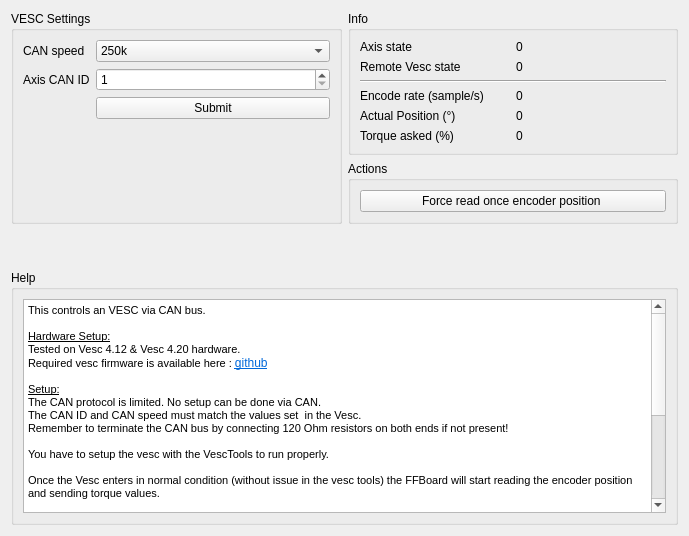
Qt form res/vesc.ui (Ultrawipf/OpenFFBoard-configurator) before a commit.
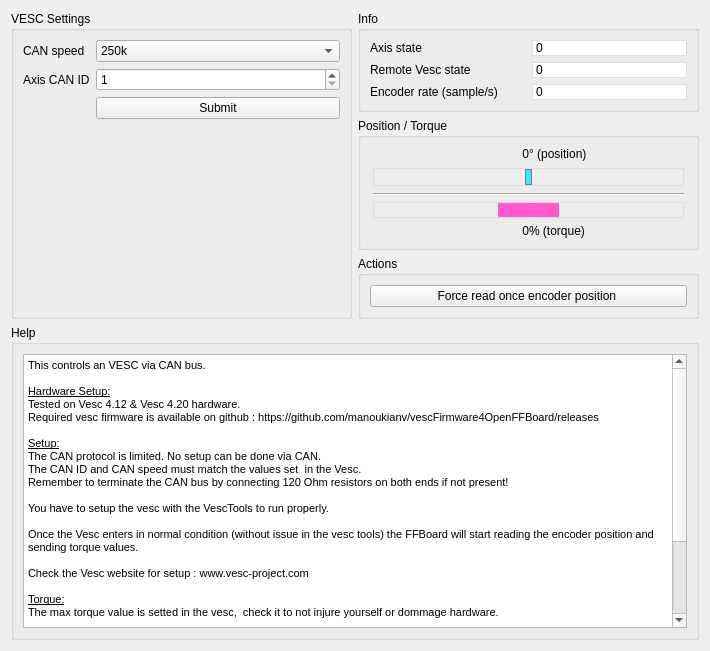
The same form after that commit.

Commit message: Add bar status

```diff
--- a/res/vesc.ui
+++ b/res/vesc.ui
@@ -6,120 +6,96 @@
    <rect>
     <x>0</x>
     <y>0</y>
-    <width>689</width>
-    <height>536</height>
+    <width>710</width>
+    <height>651</height>
    </rect>
   </property>
   <property name="windowTitle">
    <string>Form</string>
   </property>
   <layout class="QGridLayout" name="gridLayout">
-   <item row="0" column="1">
-    <widget class="QGroupBox" name="groupBox_2">
+   <item row="0" column="0" rowspan="3">
+    <widget class="QGroupBox" name="groupBox">
      <property name="sizePolicy">
-      <sizepolicy hsizetype="Preferred" vsizetype="Preferred">
-       <horstretch>2</horstretch>
+      <sizepolicy hsizetype="Preferred" vsizetype="Minimum">
+       <horstretch>0</horstretch>
        <verstretch>0</verstretch>
       </sizepolicy>
      </property>
      <property name="title">
-      <string>Info</string>
+      <string>VESC Settings</string>
      </property>
-     <layout class="QGridLayout" name="gridLayout_2">
-      <item row="6" column="0" colspan="2">
-       <widget class="Line" name="line">
+     <layout class="QFormLayout" name="formLayout">
+      <item row="0" column="0">
+       <widget class="QLabel" name="label_2">
+        <property name="text">
+         <string>CAN speed</string>
+        </property>
+       </widget>
+      </item>
+      <item row="0" column="1">
+       <widget class="QComboBox" name="comboBox_baud">
+        <item>
+         <property name="text">
+          <string>250k</string>
+         </property>
+        </item>
+        <item>
+         <property name="text">
+          <string>500k</string>
+         </property>
+        </item>
+        <item>
+         <property name="text">
+          <string>1000k</string>
+         </property>
+        </item>
+       </widget>
+      </item>
+      <item row="1" column="0">
+       <widget class="QLabel" name="label_5">
+        <property name="text">
+         <string>Axis CAN ID</string>
+        </property>
+       </widget>
+      </item>
+      <item row="1" column="1">
+       <widget class="QSpinBox" name="spinBox_id">
+        <property name="minimum">
+         <number>1</number>
+        </property>
+        <property name="maximum">
+         <number>254</number>
+        </property>
+        <property name="singleStep">
+         <number>1</number>
+        </property>
+       </widget>
+      </item>
+      <item row="3" column="0">
+       <spacer name="horizontalSpacer">
         <property name="orientation">
          <enum>Qt::Horizontal</enum>
         </property>
-       </widget>
-      </item>
-      <item row="3" column="0">
-       <widget class="QLabel" name="label_3">
-        <property name="text">
-         <string>Remote Vesc state</string>
+        <property name="sizeHint" stdset="0">
+         <size>
+          <width>40</width>
+          <height>20</height>
+         </size>
         </property>
-       </widget>
+       </spacer>
       </item>
       <item row="3" column="1">
-       <widget class="QLabel" name="label_errors">
+       <widget class="QPushButton" name="pushButton_apply">
         <property name="text">
-         <string>0</string>
-        </property>
-       </widget>
-      </item>
-      <item row="11" column="1">
-       <widget class="QLabel" name="label_torque">
-        <property name="text">
-         <string>0</string>
-        </property>
-       </widget>
-      </item>
-      <item row="9" column="0">
-       <widget class="QLabel" name="label_6">
-        <property name="text">
-         <string>Encode rate (sample/s)</string>
-        </property>
-       </widget>
-      </item>
-      <item row="2" column="0">
-       <widget class="QLabel" name="label_4">
-        <property name="text">
-         <string>Axis state</string>
-        </property>
-       </widget>
-      </item>
-      <item row="9" column="1">
-       <widget class="QLabel" name="label_encoder_rate">
-        <property name="text">
-         <string>0</string>
-        </property>
-       </widget>
-      </item>
-      <item row="10" column="1">
-       <widget class="QLabel" name="label_pos">
-        <property name="text">
-         <string>0</string>
-        </property>
-       </widget>
-      </item>
-      <item row="11" column="0">
-       <widget class="QLabel" name="label_8">
-        <property name="text">
-         <string>Torque asked (%)</string>
-        </property>
-       </widget>
-      </item>
-      <item row="2" column="1">
-       <widget class="QLabel" name="label_state">
-        <property name="text">
-         <string>0</string>
-        </property>
-       </widget>
-      </item>
-      <item row="10" column="0">
-       <widget class="QLabel" name="label_7">
-        <property name="text">
-         <string>Actual Position (°)</string>
+         <string>Submit</string>
         </property>
        </widget>
       </item>
      </layout>
     </widget>
    </item>
-   <item row="2" column="0" colspan="2">
-    <spacer name="verticalSpacer_2">
-     <property name="orientation">
-      <enum>Qt::Vertical</enum>
-     </property>
-     <property name="sizeHint" stdset="0">
-      <size>
-       <width>20</width>
-       <height>40</height>
-      </size>
-     </property>
-    </spacer>
-   </item>
-   <item row="3" column="1">
+   <item row="4" column="1">
     <spacer name="verticalSpacer">
      <property name="orientation">
       <enum>Qt::Vertical</enum>
@@ -132,7 +108,7 @@
      </property>
     </spacer>
    </item>
-   <item row="5" column="0" colspan="2">
+   <item row="6" column="0" colspan="2">
     <widget class="QGroupBox" name="groupBox_3">
      <property name="sizePolicy">
       <sizepolicy hsizetype="Preferred" vsizetype="Preferred">
@@ -155,7 +131,7 @@
 &lt;p style=&quot;-qt-paragraph-type:empty; margin-top:0px; margin-bottom:0px; margin-left:0px; margin-right:0px; -qt-block-indent:0; text-indent:0px; font-family:'MS Shell Dlg 2'; font-size:8.25pt;&quot;&gt;&lt;br /&gt;&lt;/p&gt;
 &lt;p style=&quot; margin-top:0px; margin-bottom:0px; margin-left:0px; margin-right:0px; -qt-block-indent:0; text-indent:0px;&quot;&gt;&lt;span style=&quot; font-family:'MS Shell Dlg 2'; font-size:8.25pt; text-decoration: underline;&quot;&gt;Hardware Setup:&lt;/span&gt;&lt;/p&gt;
 &lt;p style=&quot; margin-top:0px; margin-bottom:0px; margin-left:0px; margin-right:0px; -qt-block-indent:0; text-indent:0px;&quot;&gt;&lt;span style=&quot; font-family:'MS Shell Dlg 2'; font-size:8.25pt;&quot;&gt;Tested on Vesc 4.12 &amp;amp; Vesc 4.20 hardware.&lt;/span&gt;&lt;/p&gt;
-&lt;p style=&quot; margin-top:0px; margin-bottom:0px; margin-left:0px; margin-right:0px; -qt-block-indent:0; text-indent:0px;&quot;&gt;&lt;span style=&quot; font-family:'MS Shell Dlg 2'; font-size:8.25pt;&quot;&gt;Required vesc firmware is available here : &lt;/span&gt;&lt;a href=&quot;https://github.com/manoukianv/vescFirmware4OpenFFBoard&quot;&gt;&lt;span style=&quot; font-size:9pt; text-decoration: underline; color:#0068da;&quot;&gt;github&lt;/span&gt;&lt;/a&gt;&lt;/p&gt;
+&lt;p style=&quot; margin-top:0px; margin-bottom:0px; margin-left:0px; margin-right:0px; -qt-block-indent:0; text-indent:0px;&quot;&gt;&lt;span style=&quot; font-family:'MS Shell Dlg 2'; font-size:8.25pt;&quot;&gt;Required vesc firmware is available on github : https://github.com/manoukianv/vescFirmware4OpenFFBoard/releases&lt;/span&gt;&lt;/p&gt;
 &lt;p style=&quot;-qt-paragraph-type:empty; margin-top:0px; margin-bottom:0px; margin-left:0px; margin-right:0px; -qt-block-indent:0; text-indent:0px; font-family:'MS Shell Dlg 2'; font-size:8.25pt;&quot;&gt;&lt;br /&gt;&lt;/p&gt;
 &lt;p style=&quot; margin-top:0px; margin-bottom:0px; margin-left:0px; margin-right:0px; -qt-block-indent:0; text-indent:0px;&quot;&gt;&lt;span style=&quot; font-family:'MS Shell Dlg 2'; font-size:8.25pt; text-decoration: underline;&quot;&gt;Setup:&lt;/span&gt;&lt;/p&gt;
 &lt;p style=&quot; margin-top:0px; margin-bottom:0px; margin-left:0px; margin-right:0px; -qt-block-indent:0; text-indent:0px;&quot;&gt;&lt;span style=&quot; font-family:'MS Shell Dlg 2'; font-size:8.25pt;&quot;&gt;The CAN protocol is limited. No setup can be done via CAN.&lt;/span&gt;&lt;/p&gt;
@@ -185,7 +161,82 @@
      </layout>
     </widget>
    </item>
-   <item row="1" column="1">
+   <item row="0" column="1">
+    <widget class="QGroupBox" name="groupBox_2">
+     <property name="sizePolicy">
+      <sizepolicy hsizetype="Preferred" vsizetype="Preferred">
+       <horstretch>2</horstretch>
+       <verstretch>0</verstretch>
+      </sizepolicy>
+     </property>
+     <property name="title">
+      <string>Info</string>
+     </property>
+     <layout class="QGridLayout" name="gridLayout_2">
+      <item row="3" column="0">
+       <widget class="QLabel" name="label_3">
+        <property name="text">
+         <string>Remote Vesc state</string>
+        </property>
+       </widget>
+      </item>
+      <item row="2" column="0">
+       <widget class="QLabel" name="label_4">
+        <property name="text">
+         <string>Axis state</string>
+        </property>
+       </widget>
+      </item>
+      <item row="2" column="1">
+       <widget class="QLabel" name="label_state">
+        <property name="styleSheet">
+         <string notr="true">QLabel {
+	background : #FFFFFF;
+	border: 1px solid #DDDDDD;
+}</string>
+        </property>
+        <property name="text">
+         <string>0</string>
+        </property>
+       </widget>
+      </item>
+      <item row="8" column="1">
+       <widget class="QLabel" name="label_encoder_rate">
+        <property name="styleSheet">
+         <string notr="true">QLabel {
+	background : #FFFFFF;
+	border: 1px solid #DDDDDD;
+}</string>
+        </property>
+        <property name="text">
+         <string>0</string>
+        </property>
+       </widget>
+      </item>
+      <item row="3" column="1">
+       <widget class="QLabel" name="label_errors">
+        <property name="styleSheet">
+         <string notr="true">QLabel {
+	background : #FFFFFF;
+	border: 1px solid #DDDDDD;
+}</string>
+        </property>
+        <property name="text">
+         <string>0</string>
+        </property>
+       </widget>
+      </item>
+      <item row="8" column="0">
+       <widget class="QLabel" name="label_6">
+        <property name="text">
+         <string>Encoder rate (sample/s)</string>
+        </property>
+       </widget>
+      </item>
+     </layout>
+    </widget>
+   </item>
+   <item row="2" column="1">
     <widget class="QGroupBox" name="groupBox_4">
      <property name="title">
       <string>Actions</string>
@@ -201,81 +252,190 @@
      </layout>
     </widget>
    </item>
-   <item row="0" column="0" rowspan="2">
-    <widget class="QGroupBox" name="groupBox">
-     <property name="sizePolicy">
-      <sizepolicy hsizetype="Preferred" vsizetype="Minimum">
-       <horstretch>0</horstretch>
-       <verstretch>0</verstretch>
-      </sizepolicy>
+   <item row="1" column="1">
+    <widget class="QGroupBox" name="groupBox_5">
+     <property name="minimumSize">
+      <size>
+       <width>0</width>
+       <height>100</height>
+      </size>
      </property>
      <property name="title">
-      <string>VESC Settings</string>
+      <string>Position / Torque</string>
      </property>
-     <layout class="QFormLayout" name="formLayout">
-      <item row="0" column="0">
-       <widget class="QLabel" name="label_2">
-        <property name="text">
-         <string>CAN speed</string>
+     <layout class="QGridLayout" name="gridLayout_4">
+      <property name="leftMargin">
+       <number>12</number>
+      </property>
+      <property name="rightMargin">
+       <number>12</number>
+      </property>
+      <property name="horizontalSpacing">
+       <number>0</number>
+      </property>
+      <item row="1" column="0" colspan="2">
+       <widget class="QSlider" name="horizontalSlider_pos">
+        <property name="enabled">
+         <bool>false</bool>
+        </property>
+        <property name="sizePolicy">
+         <sizepolicy hsizetype="Expanding" vsizetype="Expanding">
+          <horstretch>0</horstretch>
+          <verstretch>0</verstretch>
+         </sizepolicy>
+        </property>
+        <property name="styleSheet">
+         <string notr="true">QSlider::groove:horizontal {
+    border: 1px solid #DDDDDD;
+    height: 16px;
+    background-color: #EEEEEE;
+}
+
+QSlider::handle:horizontal {
+	background-color:#2eeeff;
+	border: 1px solid black;
+	border-color:grey;
+	width: 5px;
+}
+</string>
+        </property>
+        <property name="minimum">
+         <number>-600</number>
+        </property>
+        <property name="maximum">
+         <number>600</number>
+        </property>
+        <property name="value">
+         <number>0</number>
+        </property>
+        <property name="sliderPosition">
+         <number>0</number>
+        </property>
+        <property name="tracking">
+         <bool>true</bool>
+        </property>
+        <property name="orientation">
+         <enum>Qt::Horizontal</enum>
+        </property>
+        <property name="invertedAppearance">
+         <bool>false</bool>
+        </property>
+        <property name="tickPosition">
+         <enum>QSlider::TicksAbove</enum>
+        </property>
+        <property name="tickInterval">
+         <number>90</number>
+        </property>
+       </widget>
+      </item>
+      <item row="3" column="1">
+       <widget class="QProgressBar" name="progressBar_torquepos">
+        <property name="styleSheet">
+         <string notr="true">QProgressBar{
+	background-color: #EEEEEE;
+   	border-top: 1px solid #DDDDDD;
+	border-bottom: 1px solid #DDDDDD;
+	border-right: 1px solid #DDDDDD;
+    border-radius: 1px;
+    text-align: center;
+    height: 10px; 
+}
+
+QProgressBar::chunk {
+    background-color: #ff59cd;
+    width: 1px;
+}</string>
+        </property>
+        <property name="minimum">
+         <number>0</number>
+        </property>
+        <property name="value">
+         <number>20</number>
+        </property>
+        <property name="textVisible">
+         <bool>false</bool>
         </property>
        </widget>
       </item>
       <item row="0" column="1">
-       <widget class="QComboBox" name="comboBox_baud">
-        <item>
-         <property name="text">
-          <string>250k</string>
-         </property>
-        </item>
-        <item>
-         <property name="text">
-          <string>500k</string>
-         </property>
-        </item>
-        <item>
-         <property name="text">
-          <string>1000k</string>
-         </property>
-        </item>
-       </widget>
-      </item>
-      <item row="1" column="0">
-       <widget class="QLabel" name="label_5">
+       <widget class="QLabel" name="label_7">
         <property name="text">
-         <string>Axis CAN ID</string>
-        </property>
-       </widget>
-      </item>
-      <item row="1" column="1">
-       <widget class="QSpinBox" name="spinBox_id">
-        <property name="minimum">
-         <number>1</number>
-        </property>
-        <property name="maximum">
-         <number>254</number>
-        </property>
-        <property name="singleStep">
-         <number>1</number>
+         <string>° (position)</string>
         </property>
        </widget>
       </item>
       <item row="3" column="0">
-       <spacer name="horizontalSpacer">
+       <widget class="QProgressBar" name="progressBar_torqueneg">
+        <property name="styleSheet">
+         <string notr="true">QProgressBar{
+	background-color: #EEEEEE;
+   	border-top: 1px solid #DDDDDD;
+	border-bottom: 1px solid #DDDDDD;
+	border-left: 1px solid #DDDDDD;
+    border-radius: 1px;
+    text-align: center;
+    height: 10px; 
+}
+
+QProgressBar::chunk {
+    background-color: #ff59cd;
+    width: 1px;
+}</string>
+        </property>
+        <property name="minimum">
+         <number>0</number>
+        </property>
+        <property name="maximum">
+         <number>100</number>
+        </property>
+        <property name="value">
+         <number>20</number>
+        </property>
+        <property name="alignment">
+         <set>Qt::AlignLeading|Qt::AlignLeft|Qt::AlignVCenter</set>
+        </property>
+        <property name="textVisible">
+         <bool>false</bool>
+        </property>
+        <property name="invertedAppearance">
+         <bool>true</bool>
+        </property>
+       </widget>
+      </item>
+      <item row="4" column="1">
+       <widget class="QLabel" name="label">
+        <property name="text">
+         <string>% (torque)</string>
+        </property>
+       </widget>
+      </item>
+      <item row="0" column="0">
+       <widget class="QLabel" name="label_pos">
+        <property name="text">
+         <string>0</string>
+        </property>
+        <property name="alignment">
+         <set>Qt::AlignRight|Qt::AlignTrailing|Qt::AlignVCenter</set>
+        </property>
+        <property name="wordWrap">
+         <bool>false</bool>
+        </property>
+       </widget>
+      </item>
+      <item row="4" column="0">
+       <widget class="QLabel" name="label_torque">
+        <property name="text">
+         <string>0</string>
+        </property>
+        <property name="alignment">
+         <set>Qt::AlignRight|Qt::AlignTrailing|Qt::AlignVCenter</set>
+        </property>
+       </widget>
+      </item>
+      <item row="2" column="0" colspan="2">
+       <widget class="Line" name="line">
         <property name="orientation">
          <enum>Qt::Horizontal</enum>
-        </property>
-        <property name="sizeHint" stdset="0">
-         <size>
-          <width>40</width>
-          <height>20</height>
-         </size>
-        </property>
-       </spacer>
-      </item>
-      <item row="3" column="1">
-       <widget class="QPushButton" name="pushButton_apply">
-        <property name="text">
-         <string>Submit</string>
         </property>
        </widget>
       </item>
```
The commit also changes 1 other file.
